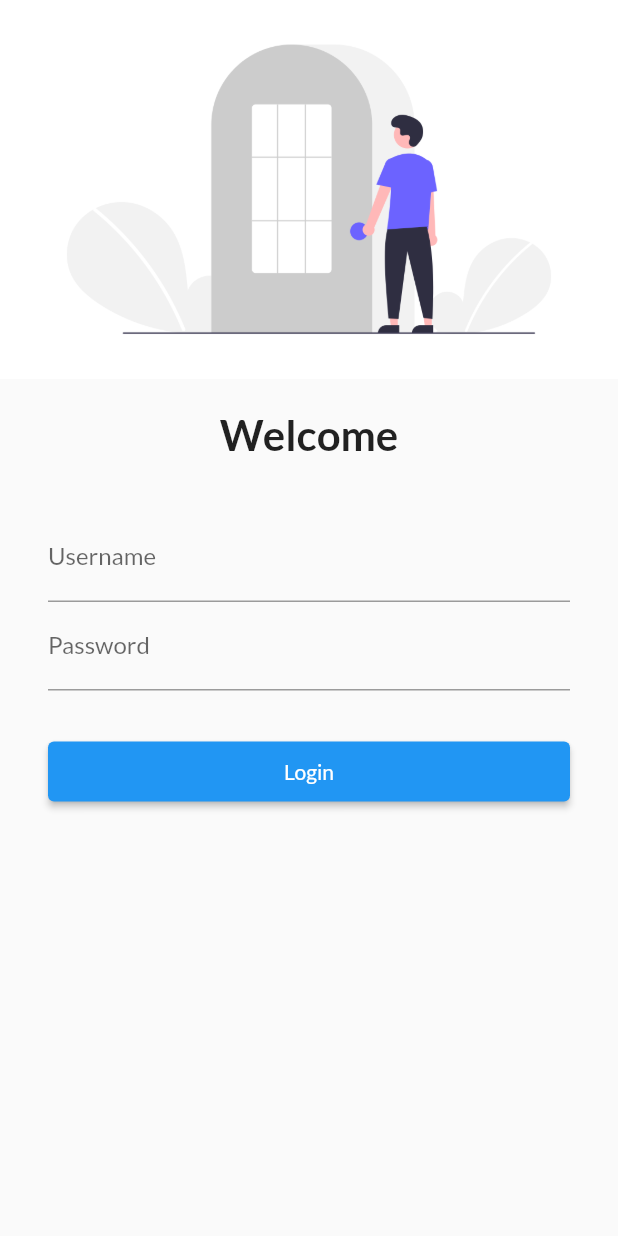
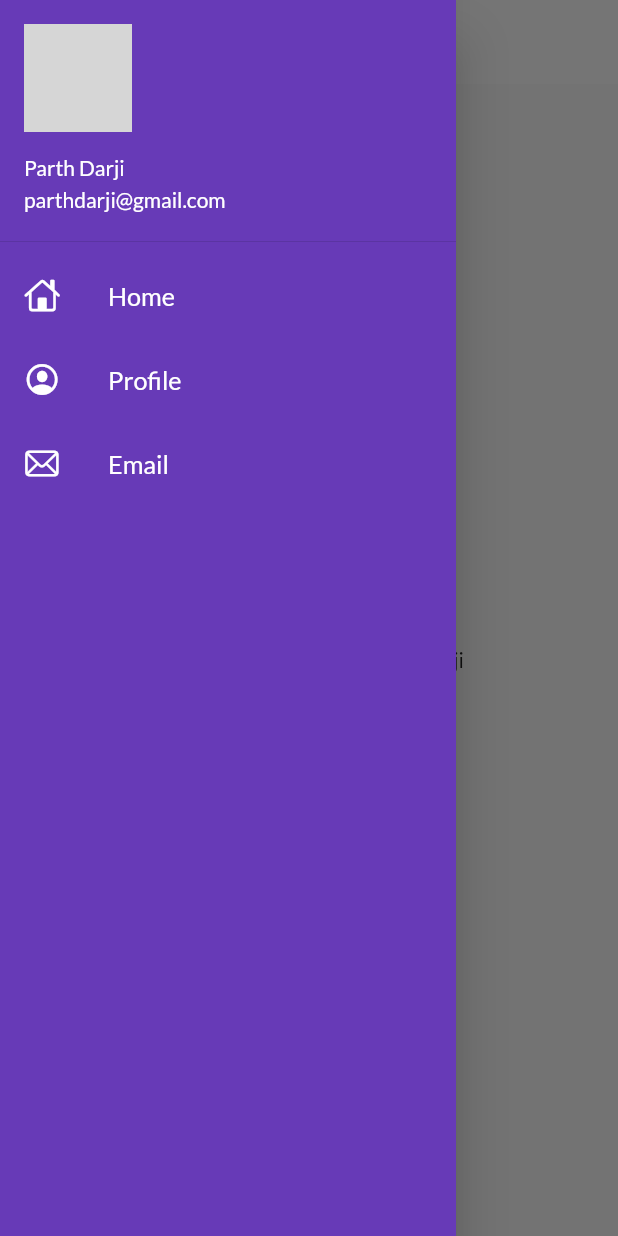
Before and after one commit to iparthdarji/catalogue, a Flutter app: the screen it shows after launch, with the side drawer open (before the commit the screen has no drawer), on a phone screen of 412 x 824 dp. Run offline on Flutter 3.47's test engine with Material 2 defaults, Android fonts, the phone set to English and light mode, and no system bars; our stand-ins replace google_fonts; network calls fail; grey boxes are pictures that could not be loaded.

Commit message:
Theme extracted. but textTheme property is deprecated so it doesn't work.

```diff
--- a/lib/main.dart
+++ b/lib/main.dart
@@ -4,6 +4,7 @@ import 'package:flutter/material.dart';
 import 'package:flutter_app/pages/homepage.dart';
 import 'package:flutter_app/pages/login_page.dart';
 import 'package:flutter_app/utils/routes.dart';
+import 'package:flutter_app/widgets/themes.dart';
 import 'package:google_fonts/google_fonts.dart';
 
 void main() {
@@ -17,13 +18,9 @@ class MyApp extends StatelessWidget {
   Widget build(BuildContext context) {
     return MaterialApp(
       themeMode: ThemeMode.light,
-      theme: ThemeData(
-        fontFamily: GoogleFonts.lato().fontFamily,
-      ),
-      darkTheme: ThemeData(
-        brightness: Brightness.dark,
-      ),
-      initialRoute: "/",
+      theme: MyTheme.lightTheme(context),
+      darkTheme: MyTheme.darkTheme(context),
+      initialRoute: MyRoutes.homeRoute,
       routes: {
         "/": (context) => LoginPage(),
         MyRoutes.homeRoute: (context) => HomePage(),
--- a/lib/pages/homepage.dart
+++ b/lib/pages/homepage.dart
@@ -1,6 +1,7 @@
-// ignore_for_file: prefer_const_constructors
+// ignore_for_file: prefer_const_constructors, avoid_unnecessary_containers
 
 import 'package:flutter/material.dart';
+import 'package:flutter_app/widgets/drawer.dart';
 
 class HomePage extends StatelessWidget {
   const HomePage({Key? key}) : super(key: key);
@@ -11,15 +12,17 @@ class HomePage extends StatelessWidget {
     var developerName = "Parth Darji";
     return Scaffold(
       appBar: AppBar(
-        backgroundColor: Colors.black,
-        title: Text("My New Flutter App"),
+        title: Text(
+          "Catalogue",
+          style: TextStyle(color: Colors.black),
+        ),
       ),
       body: Center(
         child: Container(
           child: Text("Welcome to $technologyName by $developerName"),
         ),
       ),
-      drawer: Drawer(),
+      drawer: MyDrawer(),
     );
   }
 }
--- /dev/null
+++ b/lib/widgets/drawer.dart
@@ -0,0 +1,60 @@
+// ignore_for_file: prefer_const_constructors, prefer_const_literals_to_create_immutables
+
+import 'package:flutter/cupertino.dart';
+import 'package:flutter/material.dart';
+
+class MyDrawer extends StatelessWidget {
+  const MyDrawer({Key? key}) : super(key: key);
+
+  @override
+  Widget build(BuildContext context) {
+    // ignore: constant_identifier_names
+    const ImageURL =
+        "https://pbs.twimg.com/profile_images/975937680742563840/vJGhgPyn_400x400.jpg";
+    return Drawer(
+      child: Container(
+        color: Colors.deepPurple,
+        child: ListView(
+          children: [
+            DrawerHeader(
+              padding: EdgeInsets.zero,
+              child: UserAccountsDrawerHeader(
+                margin: EdgeInsets.zero,
+                accountName: Text("Parth Darji"),
+                accountEmail: Text("parthdarji@gmail.com"),
+                currentAccountPicture: CircleAvatar(
+                  backgroundImage: NetworkImage(ImageURL),
+                ),
+              ),
+            ),
+            ListTile(
+              leading: Icon(CupertinoIcons.home, color: Colors.white),
+              title: Text(
+                "Home",
+                style: TextStyle(color: Colors.white),
+                textScaleFactor: 1.2,
+              ),
+            ),
+            ListTile(
+              leading:
+                  Icon(CupertinoIcons.profile_circled, color: Colors.white),
+              title: Text(
+                "Profile",
+                style: TextStyle(color: Colors.white),
+                textScaleFactor: 1.2,
+              ),
+            ),
+            ListTile(
+              leading: Icon(CupertinoIcons.mail, color: Colors.white),
+              title: Text(
+                "Email",
+                style: TextStyle(color: Colors.white),
+                textScaleFactor: 1.2,
+              ),
+            ),
+          ],
+        ),
+      ),
+    );
+  }
+}
--- /dev/null
+++ b/lib/widgets/themes.dart
@@ -0,0 +1,20 @@
+// ignore_for_file: prefer_const_constructors
+
+import 'package:flutter/material.dart';
+import 'package:google_fonts/google_fonts.dart';
+
+class MyTheme {
+  static ThemeData lightTheme(BuildContext context) => ThemeData(
+        fontFamily: GoogleFonts.lato().fontFamily,
+        primarySwatch: Colors.deepPurple,
+        appBarTheme: AppBarTheme(
+          color: Colors.white,
+          elevation: 0,
+          iconTheme: IconThemeData(color: Colors.black),
+        ),
+      );
+
+  static ThemeData darkTheme(BuildContext context) => ThemeData(
+        brightness: Brightness.dark,
+      );
+}
```
Also changed, not shown: lib/pages/login_page.dart (+81 -14 lines).
